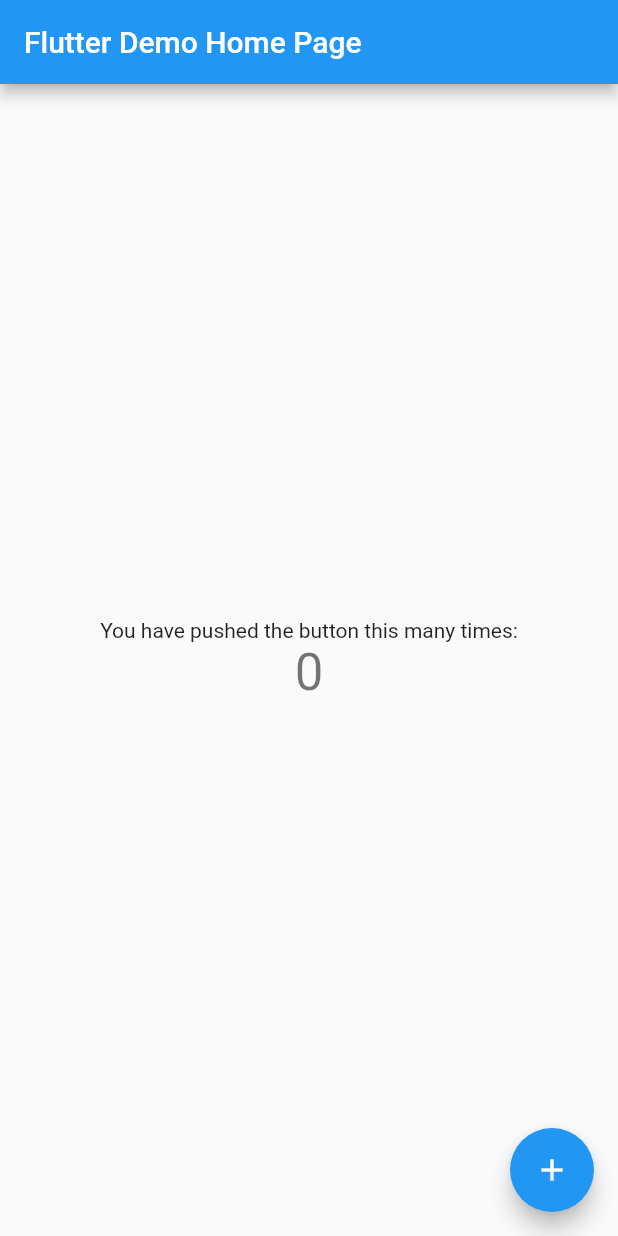
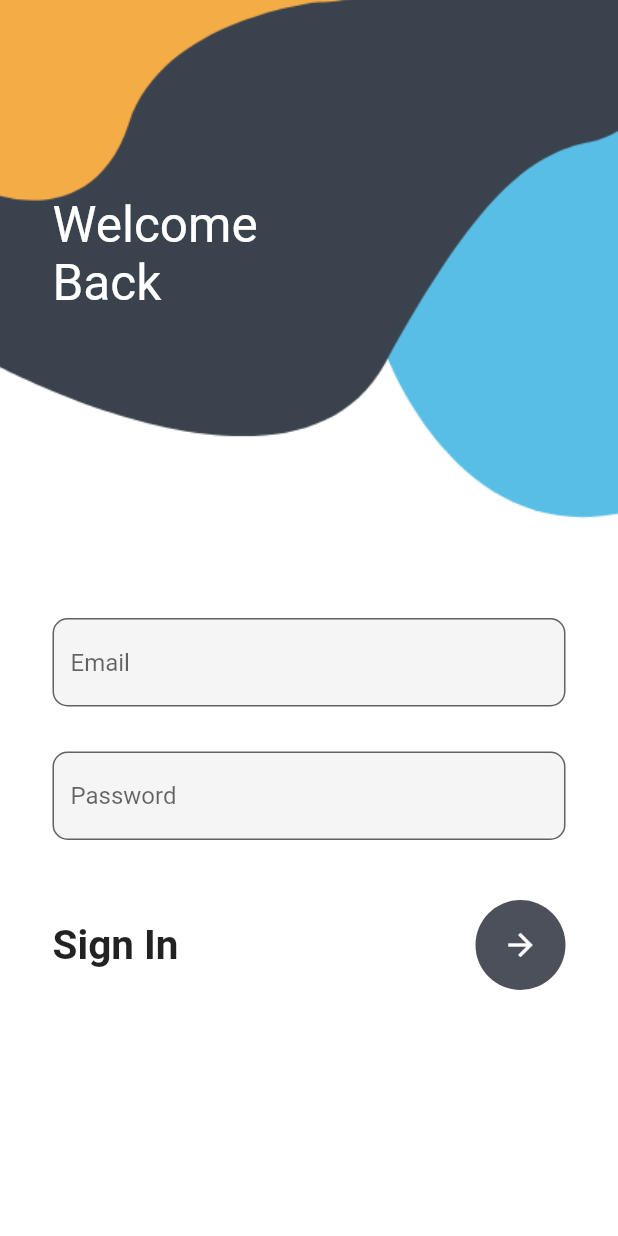
Before and after one commit to hemalrathod/loginsignup, a Flutter app: the screen it shows after launch, on a phone screen of 412 x 824 dp. Run offline on Flutter 3.47's test engine with Material 2 defaults, Android fonts, the phone set to English and light mode, and no system bars.

Commit message:
Login and Signup Learning Project with First commit

```diff
--- /dev/null
+++ b/lib/login.dart
@@ -0,0 +1,88 @@
+import 'package:flutter/cupertino.dart';
+import 'package:flutter/material.dart';
+
+class MyLogin extends StatefulWidget {
+  const MyLogin({Key? key}) : super(key: key);
+
+  @override
+  _MyLoginState createState() => _MyLoginState();
+}
+
+class _MyLoginState extends State<MyLogin> {
+  @override
+  Widget build(BuildContext context) {
+    return Container(
+        decoration: BoxDecoration(
+            image: DecorationImage(
+                image: AssetImage('assets/login.png'), fit: BoxFit.cover)
+        ),
+        child:Scaffold(
+          backgroundColor: Colors.transparent,
+          body:Stack(
+            children: [
+              Container(
+                padding:EdgeInsets.only(left:35,top:130),
+                child:Text('Welcome \nBack',style:TextStyle(
+                  color: Colors.white,fontSize: 33
+                  )
+                )
+              ),
+              SingleChildScrollView(
+                child: Container(
+                  padding:EdgeInsets.only(top:MediaQuery.of(context).size.height*0.5,right:35,left:35),
+                  child:Column(
+                    children: [
+                      TextField(
+                        decoration: InputDecoration(
+                          hintText: 'Email',
+                          border:OutlineInputBorder(
+                            borderRadius: BorderRadius.circular(10)
+                          ),
+                          filled:true,
+                          fillColor: Colors.grey.shade100
+                        ),
+                      ),
+                      SizedBox(
+                        height:30
+                      ),
+                      TextField(
+                        obscureText:true,
+                        decoration: InputDecoration(
+                            hintText: 'Password',
+                            border:OutlineInputBorder(
+                                borderRadius: BorderRadius.circular(10)
+                            ),
+                            filled:true,
+                            fillColor: Colors.grey.shade100
+                        ),
+                      ),
+                      SizedBox(
+                        height:40
+                      ),
+                      Row(
+                        mainAxisAlignment: MainAxisAlignment.spaceBetween,
+                        children: [
+                          Text('Sign In',style:TextStyle(
+                            fontSize: 27,fontWeight: FontWeight.bold
+                          )),
+                          CircleAvatar(
+                            radius: 30,
+                              backgroundColor: Color(0xff4c505b),
+                            child:IconButton(
+                              onPressed: (){},
+                              icon:Icon(Icons.arrow_forward),
+                              color:Colors.white
+                            )
+                          )
+                        ],
+                      )
+                    ],
+                  )
+                ),
+              )
+            ],
+          )
+        )
+    );
+  }
+}
--- a/lib/main.dart
+++ b/lib/main.dart
@@ -1,115 +1,12 @@
 import 'package:flutter/material.dart';
+import 'package:loginsignup/login.dart';
 
 void main() {
-  runApp(const MyApp());
+  runApp(MaterialApp(
+    debugShowCheckedModeBanner: false,
+    initialRoute: 'login',
+    routes:{
+      'login':(context)=>MyLogin()
+    }
+  ));
 }
-
-class MyApp extends StatelessWidget {
-  const MyApp({Key? key}) : super(key: key);
-
-  // This widget is the root of your application.
-  @override
-  Widget build(BuildContext context) {
-    return MaterialApp(
-      title: 'Flutter Demo',
-      theme: ThemeData(
-        // This is the theme of your application.
-        //
-        // Try running your application with "flutter run". You'll see the
-        // application has a blue toolbar. Then, without quitting the app, try
-        // changing the primarySwatch below to Colors.green and then invoke
-        // "hot reload" (press "r" in the console where you ran "flutter run",
-        // or simply save your changes to "hot reload" in a Flutter IDE).
-        // Notice that the counter didn't reset back to zero; the application
-        // is not restarted.
-        primarySwatch: Colors.blue,
-      ),
-      home: const MyHomePage(title: 'Flutter Demo Home Page'),
-    );
-  }
-}
-
-class MyHomePage extends StatefulWidget {
-  const MyHomePage({Key? key, required this.title}) : super(key: key);
-
-  // This widget is the home page of your application. It is stateful, meaning
-  // that it has a State object (defined below) that contains fields that affect
-  // how it looks.
-
-  // This class is the configuration for the state. It holds the values (in this
-  // case the title) provided by the parent (in this case the App widget) and
-  // used by the build method of the State. Fields in a Widget subclass are
-  // always marked "final".
-
-  final String title;
-
-  @override
-  State<MyHomePage> createState() => _MyHomePageState();
-}
-
-class _MyHomePageState extends State<MyHomePage> {
-  int _counter = 0;
-
-  void _incrementCounter() {
-    setState(() {
-      // This call to setState tells the Flutter framework that something has
-      // changed in this State, which causes it to rerun the build method below
-      // so that the display can reflect the updated values. If we changed
-      // _counter without calling setState(), then the build method would not be
-      // called again, and so nothing would appear to happen.
-      _counter++;
-    });
-  }
-
-  @override
-  Widget build(BuildContext context) {
-    // This method is rerun every time setState is called, for instance as done
-    // by the _incrementCounter method above.
-    //
-    // The Flutter framework has been optimized to make rerunning build methods
-    // fast, so that you can just rebuild anything that needs updating rather
-    // than having to individually change instances of widgets.
-    return Scaffold(
-      appBar: AppBar(
-        // Here we take the value from the MyHomePage object that was created by
-        // the App.build method, and use it to set our appbar title.
-        title: Text(widget.title),
-      ),
-      body: Center(
-        // Center is a layout widget. It takes a single child and positions it
-        // in the middle of the parent.
-        child: Column(
-          // Column is also a layout widget. It takes a list of children and
-          // arranges them vertically. By default, it sizes itself to fit its
-          // children horizontally, and tries to be as tall as its parent.
-          //
-          // Invoke "debug painting" (press "p" in the console, choose the
-          // "Toggle Debug Paint" action from the Flutter Inspector in Android
-          // Studio, or the "Toggle Debug Paint" command in Visual Studio Code)
-          // to see the wireframe for each widget.
-          //
-          // Column has various properties to control how it sizes itself and
-          // how it positions its children. Here we use mainAxisAlignment to
-          // center the children vertically; the main axis here is the vertical
-          // axis because Columns are vertical (the cross axis would be
-          // horizontal).
-          mainAxisAlignment: MainAxisAlignment.center,
-          children: <Widget>[
-            const Text(
-              'You have pushed the button this many times:',
-            ),
-            Text(
-              '$_counter',
-              style: Theme.of(context).textTheme.headline4,
-            ),
-          ],
-        ),
-      ),
-      floatingActionButton: FloatingActionButton(
-        onPressed: _incrementCounter,
-        tooltip: 'Increment',
-        child: const Icon(Icons.add),
-      ), // This trailing comma makes auto-formatting nicer for build methods.
-    );
-  }
-}
--- a/pubspec.yaml
+++ b/pubspec.yaml
@@ -58,7 +58,8 @@ flutter:
   uses-material-design: true
 
   # To add assets to your application, add an assets section, like this:
-  # assets:
+  assets:
+    - assets/
   #   - images/a_dot_burr.jpeg
   #   - images/a_dot_ham.jpeg
 
```
Also changed, not shown: assets/login.png (added), assets/register.png (added).
